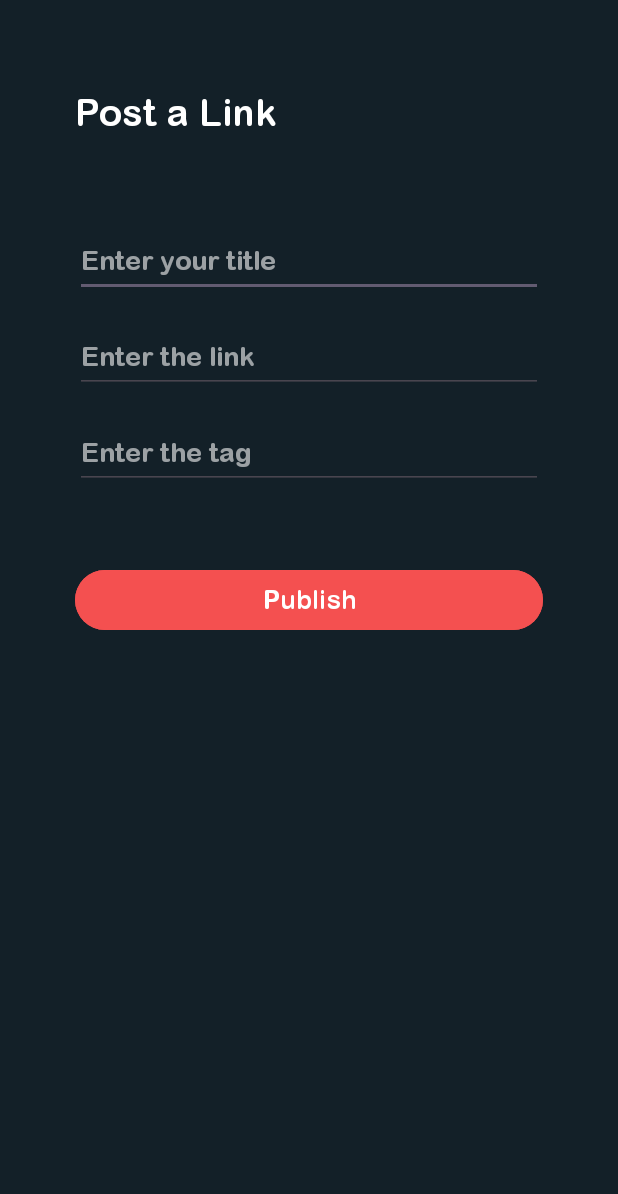
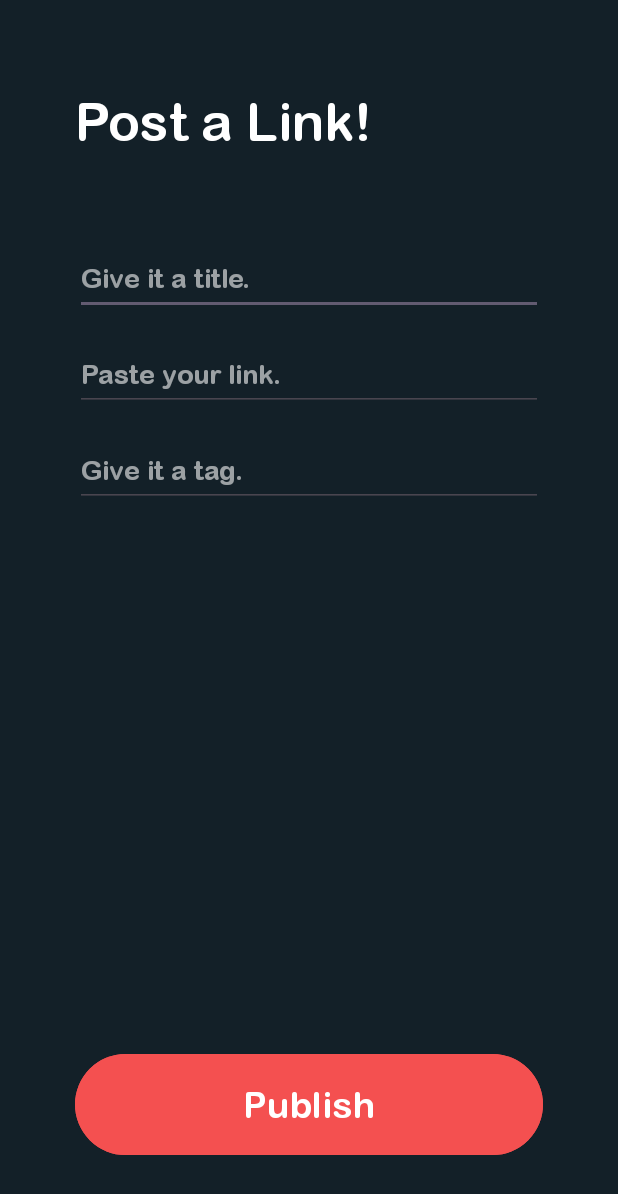
Before and after one commit to emirariemir/Linkylinkk, an Android app: the screen it shows after launch once a user with an empty profile is signed in (UploadActivity), in the options menu, after a tap on "Add Link", on a phone screen of 412 x 824 dp. Shown: the top 1194 px of the screen. Run offline under Robolectric (Android 15) with nearby library versions, the phone set to English and light mode, and no system bars; our stand-ins replace Firebase (no records; nobody signed in at launch, a user with empty details on screens opened directly).

Commit message:
Language support added

```diff
--- a/app/src/main/java/com/emirari/linkylinkk/FeedActivity.java
+++ b/app/src/main/java/com/emirari/linkylinkk/FeedActivity.java
@@ -63,7 +63,7 @@ public class FeedActivity extends AppCompatActivity {
         mAuth = FirebaseAuth.getInstance();
         firestore = FirebaseFirestore.getInstance();
 
-        toolbar.setSubtitle("Hello, " + mAuth.getCurrentUser().getEmail());
+        toolbar.setSubtitle(getText(R.string.logged_in_as) + " " + mAuth.getCurrentUser().getEmail());
 
         posts = new ArrayList<Post>();
 
--- a/app/src/main/res/layout/activity_feed.xml
+++ b/app/src/main/res/layout/activity_feed.xml
@@ -19,7 +19,7 @@
         app:layout_constraintEnd_toEndOf="parent"
         app:layout_constraintStart_toStartOf="parent"
         app:layout_constraintTop_toTopOf="parent"
-        app:title="Your Feed"
+        app:title="@string/your_feed"
         app:titleTextColor="@color/white"
         app:titleTextAppearance="@style/ToolbarTitleStyle"
         app:subtitle="You are logged in as:"
@@ -45,7 +45,7 @@
         android:ems="10"
         android:inputType="text"
         android:text=""
-        android:hint="Enter a tag to search links!"
+        android:hint="@string/enter_a_tag_to_search"
         android:textColor="@color/white"
         android:textColorHint="#7AFFFFFF"
         android:fontFamily="@font/ariel_round"
--- a/app/src/main/res/layout/activity_upload.xml
+++ b/app/src/main/res/layout/activity_upload.xml
@@ -19,7 +19,7 @@
         android:text=""
         android:textColor="@color/white"
         android:fontFamily="@font/ariel_round"
-        android:hint="Enter your title"
+        android:hint="@string/enter_title"
         android:textColorHint="#94FFFFFF"
         app:layout_constraintEnd_toEndOf="parent"
         app:layout_constraintStart_toStartOf="parent"
@@ -37,7 +37,7 @@
         android:text=""
         android:textColor="@color/white"
         android:fontFamily="@font/ariel_round"
-        android:hint="Enter the link"
+        android:hint="@string/enter_link"
         android:textColorHint="#94FFFFFF"
         app:layout_constraintEnd_toEndOf="parent"
         app:layout_constraintStart_toStartOf="parent"
@@ -46,18 +46,18 @@
     <Button
         android:id="@+id/button"
         android:layout_width="0dp"
-        android:layout_height="wrap_content"
+        android:layout_height="75dp"
         android:layout_marginStart="50dp"
-        android:layout_marginTop="50dp"
         android:layout_marginEnd="50dp"
+        android:layout_marginBottom="50dp"
         android:backgroundTint="#F45050"
         android:fontFamily="@font/ariel_round"
         android:onClick="publishPressed"
-        android:text="Publish"
-        android:textSize="17sp"
+        android:text="@string/publish"
+        android:textSize="24sp"
+        app:layout_constraintBottom_toBottomOf="parent"
         app:layout_constraintEnd_toEndOf="parent"
-        app:layout_constraintStart_toStartOf="parent"
-        app:layout_constraintTop_toBottomOf="@+id/tagTextField" />
+        app:layout_constraintStart_toStartOf="parent" />
 
     <TextView
         android:id="@+id/textView3"
@@ -66,9 +66,9 @@
         android:layout_marginStart="50dp"
         android:layout_marginTop="60dp"
         android:layout_marginEnd="50dp"
-        android:text="Post a Link"
+        android:text="@string/post_link"
         android:textColor="@color/white"
-        android:textSize="25sp"
+        android:textSize="35sp"
         android:fontFamily="@font/ariel_round"
         app:layout_constraintEnd_toEndOf="parent"
         app:layout_constraintStart_toStartOf="parent"
@@ -83,7 +83,7 @@
         android:layout_marginEnd="50dp"
         android:ems="10"
         android:fontFamily="@font/ariel_round"
-        android:hint="Enter the tag"
+        android:hint="@string/enter_tag"
         android:inputType="text"
         android:text=""
         android:textColor="@color/white"
--- a/app/src/main/res/layout/recycler_row.xml
+++ b/app/src/main/res/layout/recycler_row.xml
@@ -33,7 +33,7 @@
         android:text="Uploaded 2 minutes ago"
         android:textSize="14sp"
         android:fontFamily="@font/ariel_round"
-        android:textColor="@color/white"
+        android:textColor="#7703A9F4"
         android:layout_marginHorizontal="24dp"
         android:layout_marginBottom="32dp"></TextView>
 
--- a/app/src/main/res/values/strings.xml
+++ b/app/src/main/res/values/strings.xml
@@ -1,3 +1,19 @@
 <resources>
     <string name="app_name">Linkylinkk</string>
+    <string name="sign_up">Sign Up</string>
+    <string name="sign_in">Sign In</string>
+    <string name="share_cool_links">Share cool links!</string>
+    <string name="lets_get_you_started">Let\'s get you started!</string>
+    <string name="welcome_back">Hi there, welcome back!</string>
+    <string name="enter_email">Enter your email</string>
+    <string name="enter_password">Enter your password</string>
+    <string name="cancel">Cancel</string>
+    <string name="your_feed">Your Feed</string>
+    <string name="enter_a_tag_to_search">Enter a tag to search links!</string>
+    <string name="logged_in_as">Hello,</string>
+    <string name="post_link">Post a Link!</string>
+    <string name="enter_title">Give it a title.</string>
+    <string name="enter_link">Paste your link.</string>
+    <string name="enter_tag">Give it a tag.</string>
+    <string name="publish">Publish</string>
 </resources>
```
Also changed, not shown: app/src/main/res/layout/activity_main.xml (+4 -4 lines), app/src/main/res/layout/activity_sign_in.xml (+9 -9 lines), app/src/main/res/layout/activity_sign_up.xml (+8 -8 lines), 1 other file.
